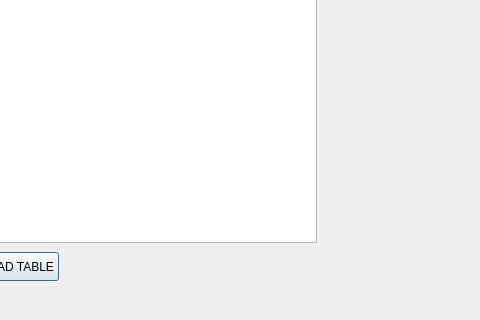
Old version of the form Sqlite_DB/emergency.ui in the repository AnishBharati/Qt-HMS; both pictures show x 454 to 934 and y 258 to 578 of the 934 by 578 pixel window.
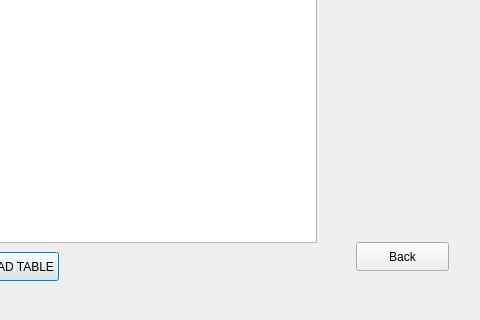
New version of the form.

```diff
--- a/Sqlite_DB/emergency.ui
+++ b/Sqlite_DB/emergency.ui
@@ -69,6 +69,19 @@
     <string>SEARCH:</string>
    </property>
   </widget>
+  <widget class="QPushButton" name="pushButton_back">
+   <property name="geometry">
+    <rect>
+     <x>810</x>
+     <y>500</y>
+     <width>93</width>
+     <height>29</height>
+    </rect>
+   </property>
+   <property name="text">
+    <string>Back</string>
+   </property>
+  </widget>
  </widget>
  <resources/>
  <connections/>
```
